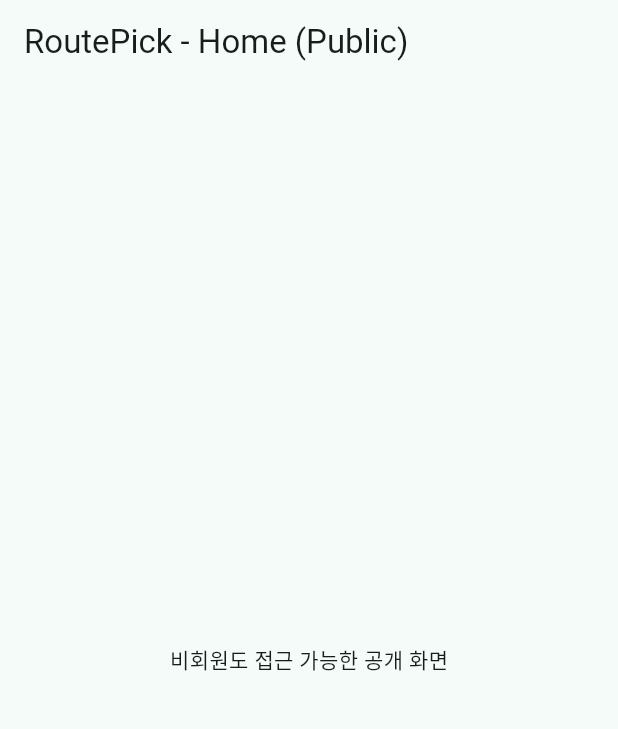
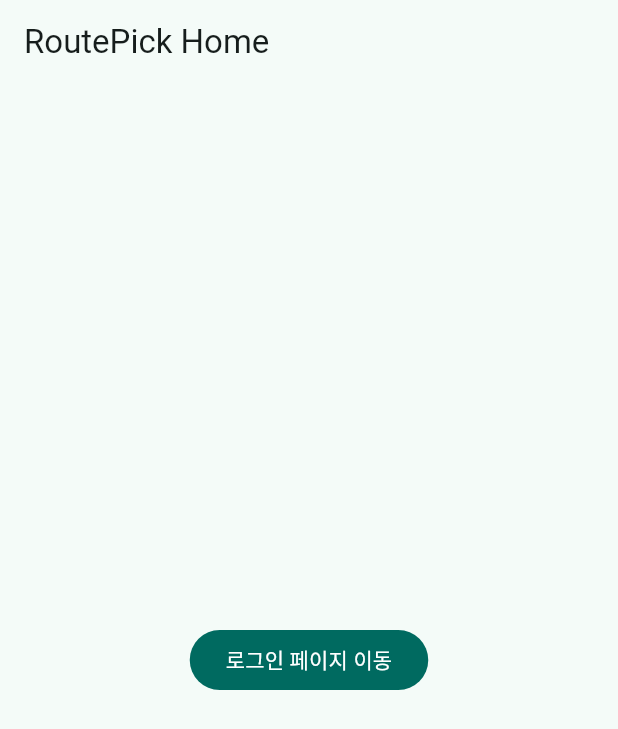
Before and after one commit to SangHyun-e/routepick-fe, a Flutter app: the screen it shows after launch, on a phone screen of 412 x 824 dp. Shown: the top 729 px of the screen. Run offline on Flutter 3.47's test engine with Material 3 defaults, Android fonts, the phone set to English and light mode, and no system bars; our stand-ins replace dio, go_router.

Commit message:
chore(app): reset to minimal skeleton (router + pages), ready for auth wiring

```diff
--- a/lib/app/app.dart
+++ b/lib/app/app.dart
@@ -1,14 +1,13 @@
 import 'package:flutter/material.dart';
-import 'package:flutter/src/widgets/framework.dart';
-import 'package:flutter_riverpod/flutter_riverpod.dart';
-import 'package:route_pick_fe/app/router.dart';
+import 'package:go_router/go_router.dart';
+import 'router.dart';
 
-class App extends ConsumerWidget {
+class App extends StatelessWidget {
   const App({super.key});
 
   @override
-  Widget build(BuildContext context, WidgetRef ref) {
-    final router = ref.watch(routerProvider);
+  Widget build(BuildContext context) {
+    final GoRouter router = buildRouter();
     return MaterialApp.router(
       title: 'RoutePick',
       routerConfig: router,
--- a/lib/app/router.dart
+++ b/lib/app/router.dart
@@ -1,64 +1,13 @@
-// 보호가 필요한 경로 목록
-import 'dart:async';
-
-import 'package:flutter/material.dart';
-import 'package:flutter_riverpod/flutter_riverpod.dart';
 import 'package:go_router/go_router.dart';
-import 'package:route_pick_fe/features/auth/auth_state.dart';
-import 'package:route_pick_fe/features/auth/login_screen.dart';
+import 'package:route_pick_fe/features/auth/presentation/login_page.dart';
 import 'package:route_pick_fe/features/home/home_screen.dart';
 
-final _protectedPaths = <String>{'/me', '/write'};
-
-// GoRouter를 Riverpod로 감싸서 auth 상태 기반 redirect 수행
-final routerProvider = Provider<GoRouter>((ref) {
+GoRouter buildRouter() {
   return GoRouter(
     initialLocation: '/',
-    refreshListenable: GoRouterRefreshStream(
-      ref.watch(authStatusProvider.notifier).stream,
-    ),
-    redirect: (context, state) {
-      final isLoggedIn = ref.read(authStatusProvider);
-      final goingTo = state.matchedLocation;
-
-      final isProtected = _protectedPaths.any((p) => goingTo.startsWith(p));
-      if (isProtected && !isLoggedIn) {
-        return '/login?from=${Uri.encodeComponent(goingTo)}';
-      }
-      // 로그인 상태에서 /login 으로 가면 홈으로 보냄(선택)
-      if (goingTo == '/login' && isLoggedIn) {
-        return '/';
-      }
-      return null;
-    },
     routes: <RouteBase>[
-      GoRoute(path: '/', builder: (c, s) => const HomeScreen()),
-      GoRoute(path: '/login', builder: (c, s) => const LoginScreen()),
-      // 보호 라우트
-      GoRoute(
-        path: '/me',
-        builder: (c, s) =>
-            const Scaffold(body: Center(child: Text('My Page (Protected)'))),
-      ),
-      GoRoute(
-        path: '/write',
-        builder: (c, s) =>
-            const Scaffold(body: Center(child: Text('Write Post (Protected)'))),
-      ),
+      GoRoute(path: '/', builder: (context, state) => const HomeScreen()),
+      GoRoute(path: '/login', builder: (context, state) => const LoginPage()),
     ],
   );
-});
-
-// go_router에서 auth 상태가 바뀌었음을 감지해주는 헬퍼
-class GoRouterRefreshStream extends ChangeNotifier {
-  GoRouterRefreshStream(Stream<dynamic> stream) {
-    notifyListeners();
-    _sub = stream.asBroadcastStream().listen((_) => notifyListeners());
-  }
-  late final StreamSubscription<dynamic> _sub;
-  @override
-  void dispose() {
-    _sub.cancel();
-    super.dispose();
-  }
 }
--- a/lib/features/auth/auth_state.dart
+++ /dev/null
@@ -1,5 +0,0 @@
-import 'package:flutter_riverpod/flutter_riverpod.dart';
-import 'package:flutter_riverpod/legacy.dart';
-
-// 인증 상태(임시): 추후 실제 로그인 로직 연결
-final authStatusProvider = StateProvider<bool>((ref) => false);
--- a/lib/features/home/home_screen.dart
+++ b/lib/features/home/home_screen.dart
@@ -1,4 +1,5 @@
 import 'package:flutter/material.dart';
+import 'package:go_router/go_router.dart';
 
 class HomeScreen extends StatelessWidget {
   const HomeScreen({super.key});
@@ -6,8 +7,13 @@
   @override
   Widget build(BuildContext context) {
     return Scaffold(
-      appBar: AppBar(title: const Text('RoutePick - Home (Public)')),
-      body: const Center(child: Text('비회원도 접근 가능한 공개 화면')),
+      appBar: AppBar(title: const Text('RoutePick Home')),
+      body: Center(
+        child: FilledButton(
+          onPressed: () => context.go('/login'),
+          child: const Text('로그인 페이지 이동'),
+        ),
+      ),
     );
   }
 }
--- a/lib/main.dart
+++ b/lib/main.dart
@@ -1,7 +1,6 @@
 import 'package:flutter/material.dart';
-import 'package:flutter_riverpod/flutter_riverpod.dart';
 import 'app/app.dart';
 
 void main() {
-  runApp(const ProviderScope(child: App()));
+  runApp(const App());
 }
```
Also changed, not shown: lib/features/auth/login_screen.dart (deleted, +0 -10 lines), lib/features/auth/presentation/login_page.dart (added, +25 -0 lines).
